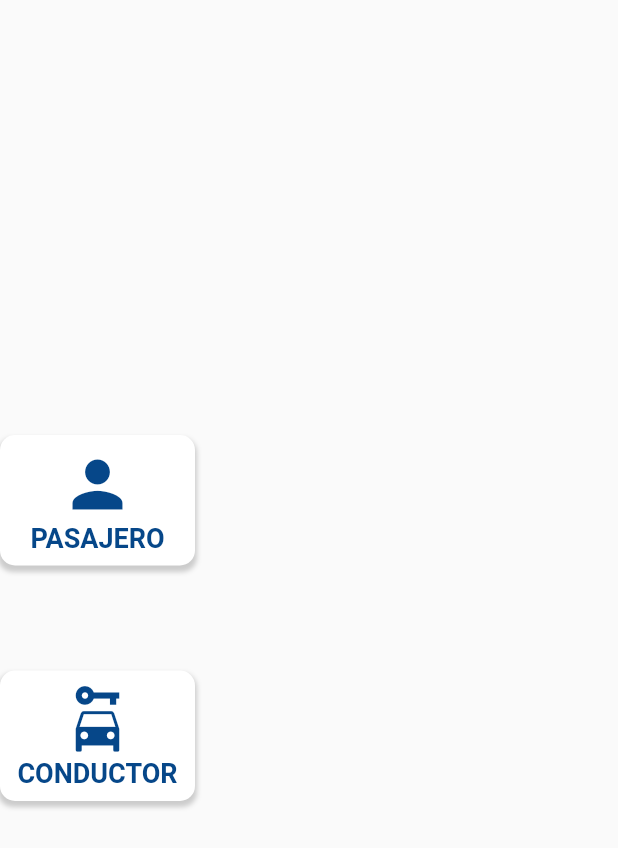
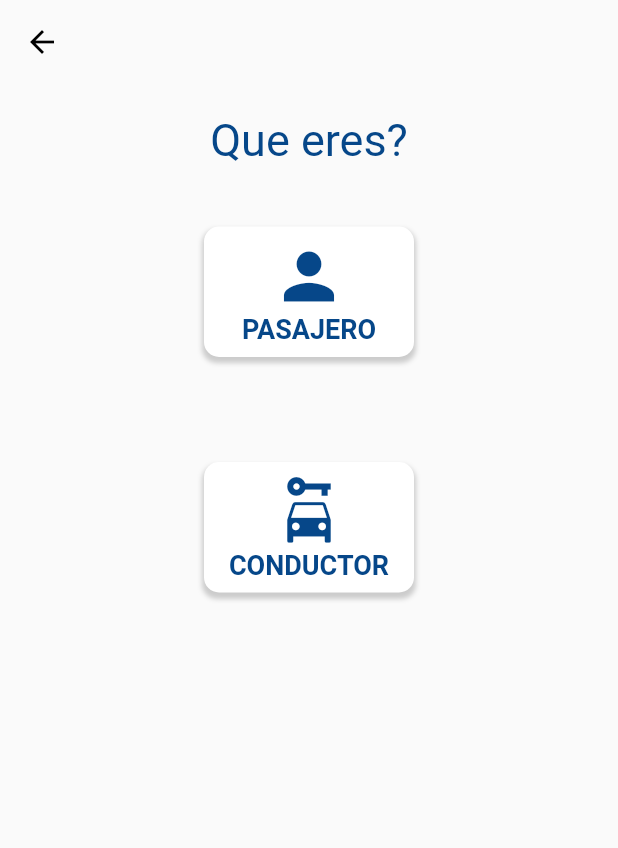
Before and after one commit to carlatalamantes/rides-iteso, a Flutter app: the DriverPassengerPage screen opened directly, on a phone screen of 412 x 824 dp. Shown: the top 848 px of the screen. Run offline on Flutter 3.47's test engine with Material 2 defaults, Android fonts, the phone set to English and light mode, and no system bars; our stand-ins replace bloc, cloud_firestore, equatable, firebase_auth, firebase_core, flutter_bloc; accounts and stored records are empty.

Commit message:
finished details of the what are you page

```diff
--- a/lib/driver_passenger_page/driver_passenger_page.dart
+++ b/lib/driver_passenger_page/driver_passenger_page.dart
@@ -1,4 +1,3 @@
-
 import 'package:flutter/material.dart';
 import 'package:rides_iteso/rides/pass_driv_button.dart';
 
@@ -7,9 +6,22 @@ class DriverPassengerPage extends StatelessWidget {
 
   @override
   Widget build(BuildContext context) {
-    return Column(
+    return Scaffold(
+      appBar: AppBar(
+        backgroundColor: Colors.transparent,
+        foregroundColor: Colors.black,
+        elevation: 0.0,
+      ),
+      body: SingleChildScrollView(
+        padding: const EdgeInsets.all(20),
+        child: Row(
+          mainAxisAlignment: MainAxisAlignment.center,
+          children: [
+            Column(
               mainAxisAlignment: MainAxisAlignment.spaceAround,
               children: [
+                Text("Que eres?",style: TextStyle(fontSize: 30, color: Color(0xFF064789)),),
+                SizedBox(height: 40,),
                 Column(
                   children: [
                     PassDrivButton(
@@ -20,7 +32,7 @@ class DriverPassengerPage extends StatelessWidget {
                         imDriver(context);
                       },
                     ),
-            SizedBox(
+                    const SizedBox(
                       height: 70,
                     ),
                     PassDrivButton(
@@ -34,7 +46,14 @@ class DriverPassengerPage extends StatelessWidget {
                   ],
                 ),
               ],
+            ),
+          ],
+        ),
+      ),
     );
+    /*
+    return
+    */
   }
 
   void imDriver(BuildContext context) {
--- a/lib/rides/pass_driv_button.dart
+++ b/lib/rides/pass_driv_button.dart
@@ -20,7 +20,7 @@ class PassDrivButton extends StatelessWidget {
     return GestureDetector(
       onTap: func,
       child: Container(
-        width:130,
+        width:140,
         decoration: BoxDecoration(
           color: Colors.white,
           borderRadius: const BorderRadius.all(
```
Lines whose indentation alone changed are shown as unchanged.
